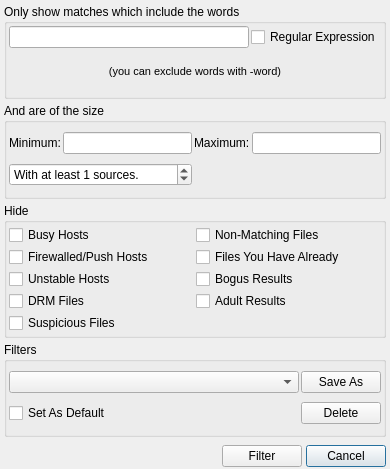
This is Quazaa/UI/dialogfiltersearch.ui in quazaa-development-team/Quazaa as Qt 5 draws it before an edit. The edited form follows.
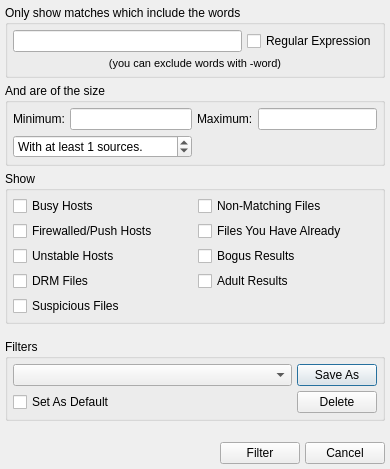
This is the edited form. Icons and pictures are not drawn.

Commit message: [Search] Finished work on DialogFilterSearch for now, although it is not able to save/load filters yet.

Patch:
```diff
--- a/Quazaa/UI/dialogfiltersearch.ui
+++ b/Quazaa/UI/dialogfiltersearch.ui
@@ -32,60 +32,23 @@
   <property name="autoFillBackground">
    <bool>true</bool>
   </property>
-  <layout class="QGridLayout" name="gridLayout_2">
-   <property name="margin">
+  <layout class="QVBoxLayout" name="verticalLayoutDialogFilterSearch">
+   <property name="leftMargin">
+    <number>0</number>
+   </property>
+   <property name="topMargin">
+    <number>0</number>
+   </property>
+   <property name="rightMargin">
+    <number>0</number>
+   </property>
+   <property name="bottomMargin">
     <number>0</number>
    </property>
    <property name="spacing">
     <number>0</number>
    </property>
-   <item row="3" column="0">
-    <layout class="QGridLayout" name="gridLayoutControlButtons">
-     <property name="leftMargin">
-      <number>4</number>
-     </property>
-     <property name="topMargin">
-      <number>4</number>
-     </property>
-     <property name="rightMargin">
-      <number>4</number>
-     </property>
-     <property name="bottomMargin">
-      <number>2</number>
-     </property>
-     <property name="spacing">
-      <number>4</number>
-     </property>
-     <item row="0" column="2">
-      <widget class="QPushButton" name="pushButtonCancel">
-       <property name="text">
-        <string>Cancel</string>
-       </property>
-      </widget>
-     </item>
-     <item row="0" column="1">
-      <widget class="QPushButton" name="pushButtonFilter">
-       <property name="text">
-        <string>Filter</string>
-       </property>
-      </widget>
-     </item>
-     <item row="0" column="0">
-      <spacer name="horizontalSpacer">
-       <property name="orientation">
-        <enum>Qt::Horizontal</enum>
-       </property>
-       <property name="sizeHint" stdset="0">
-        <size>
-         <width>40</width>
-         <height>20</height>
-        </size>
-       </property>
-      </spacer>
-     </item>
-    </layout>
-   </item>
-   <item row="0" column="0">
+   <item>
     <widget class="QFrame" name="frameBody">
      <property name="frameShape">
       <enum>QFrame::NoFrame</enum>
@@ -93,49 +56,63 @@
      <property name="frameShadow">
       <enum>QFrame::Sunken</enum>
      </property>
-     <layout class="QGridLayout" name="gridLayout_4">
-      <property name="margin">
-       <number>4</number>
+     <layout class="QGridLayout" name="gridLayoutBody">
+      <property name="leftMargin">
+       <number>5</number>
+      </property>
+      <property name="topMargin">
+       <number>5</number>
+      </property>
+      <property name="rightMargin">
+       <number>5</number>
+      </property>
+      <property name="bottomMargin">
+       <number>5</number>
       </property>
       <property name="spacing">
-       <number>4</number>
+       <number>5</number>
       </property>
       <item row="0" column="0">
        <widget class="QGroupBox" name="groupBoxWords">
         <property name="title">
          <string>Only show matches which include the words</string>
         </property>
-        <layout class="QGridLayout" name="gridLayout_3">
-         <property name="margin">
-          <number>2</number>
+        <layout class="QGridLayout" name="gridLayoutWords">
+         <property name="leftMargin">
+          <number>5</number>
+         </property>
+         <property name="topMargin">
+          <number>5</number>
+         </property>
+         <property name="rightMargin">
+          <number>5</number>
+         </property>
+         <property name="bottomMargin">
+          <number>5</number>
          </property>
          <property name="spacing">
-          <number>2</number>
+          <number>5</number>
          </property>
-         <item row="0" column="0">
-          <layout class="QGridLayout" name="gridLayoutWords">
-           <item row="0" column="1">
-            <widget class="QCheckBox" name="checkBoxRegularExpression">
-             <property name="text">
-              <string>Regular Expression</string>
-             </property>
-            </widget>
-           </item>
-           <item row="1" column="0" colspan="2">
-            <widget class="QLabel" name="labelWordsInstruction">
-             <property name="text">
-              <string>&lt;!DOCTYPE HTML PUBLIC &quot;-//W3C//DTD HTML 4.0//EN&quot; &quot;http://www.w3.org/TR/REC-html40/strict.dtd&quot;&gt;
+		 <item row="0" column="0">
+          <widget class="QLineEdit" name="lineEditWords"/>
+         </item>
+         <item row="0" column="1">
+          <widget class="QCheckBox" name="checkBoxRegularExpression">
+           <property name="text">
+            <string>Regular Expression</string>
+           </property>
+          </widget>
+         </item>
+         <item row="1" column="0" colspan="2">
+          <widget class="QLabel" name="labelWordsInstruction">
+           <property name="text">
+            <string>&lt;!DOCTYPE HTML PUBLIC &quot;-//W3C//DTD HTML 4.0//EN&quot; &quot;http://www.w3.org/TR/REC-html40/strict.dtd&quot;&gt;
 &lt;html&gt;&lt;head&gt;&lt;meta name=&quot;qrichtext&quot; content=&quot;1&quot; /&gt;&lt;style type=&quot;text/css&quot;&gt;
 p, li { white-space: pre-wrap; }
 &lt;/style&gt;&lt;/head&gt;&lt;body style=&quot; font-family:'MS Shell Dlg 2'; font-size:8.25pt; font-weight:400; font-style:normal;&quot;&gt;
 &lt;p align=&quot;center&quot; style=&quot; margin-top:0px; margin-bottom:0px; margin-left:0px; margin-right:0px; -qt-block-indent:0; text-indent:0px;&quot;&gt;&lt;span style=&quot; font-size:8pt;&quot;&gt;(you can exclude words with -word)&lt;/span&gt;&lt;/p&gt;&lt;/body&gt;&lt;/html&gt;</string>
-             </property>
-            </widget>
-           </item>
-           <item row="0" column="0">
-            <widget class="QLineEdit" name="lineEditWords"/>
-           </item>
-          </layout>
+           </property>
+          </widget>
          </item>
         </layout>
        </widget>
@@ -145,14 +122,63 @@
         <property name="title">
          <string>And are of the size</string>
         </property>
-        <layout class="QGridLayout" name="gridLayout_5">
-         <property name="margin">
-          <number>2</number>
+        <layout class="QGridLayout" name="gridLayoutSize">
+         <property name="leftMargin">
+          <number>5</number>
+         </property>
+         <property name="topMargin">
+          <number>5</number>
+         </property>
+         <property name="rightMargin">
+          <number>5</number>
+         </property>
+         <property name="bottomMargin">
+          <number>5</number>
          </property>
          <property name="spacing">
-          <number>2</number>
+          <number>5</number>
          </property>
-         <item row="2" column="0" colspan="2">
+         <item row="0" column="0">
+          <widget class="QLabel" name="labelMinimum">
+           <property name="text">
+            <string>Minimum:</string>
+           </property>
+          </widget>
+         </item>
+		 <item row="0" column="1">
+          <widget class="QLineEdit" name="lineEditMinimumSize">
+           <property name="text">
+            <string notr="true"/>
+           </property>
+           <property name="maxLength">
+            <number>21</number>
+           </property>
+           <property name="placeholderText">
+            <string notr="true"/>
+           </property>
+          </widget>
+         </item>
+         <item row="0" column="2">
+          <widget class="QLabel" name="labelMaximum">
+           <property name="text">
+            <string>Maximum:</string>
+           </property>
+          </widget>
+         </item>
+         <item row="0" column="3">
+          <widget class="QLineEdit" name="lineEditMaximumSize">
+           <property name="text">
+            <string notr="true"/>
+           </property>
+           <property name="maxLength">
+            <number>21</number>
+           </property>
+           <property name="placeholderText">
+            <string notr="true"/>
+           </property>
+          </widget>
+         </item>
+		 <item row="1" column="0" colspan="2">
           <widget class="QSpinBox" name="spinBoxMinimumSources">
            <property name="suffix">
             <string> sources.</string>
@@ -161,47 +187,36 @@
             <string>With at least </string>
            </property>
            <property name="maximum">
-            <number>256</number>
+            <number>65535</number>
            </property>
            <property name="value">
             <number>1</number>
            </property>
           </widget>
          </item>
-         <item row="1" column="1">
-          <widget class="QLineEdit" name="lineEditMinimumSize"/>
-         </item>
-         <item row="1" column="0">
-          <widget class="QLabel" name="labelMinimum">
-           <property name="text">
-            <string>Minimum:</string>
-           </property>
-          </widget>
-         </item>
-         <item row="1" column="2">
-          <widget class="QLabel" name="labelMaximum">
-           <property name="text">
-            <string>Maximum:</string>
-           </property>
-          </widget>
-         </item>
-         <item row="1" column="3">
-          <widget class="QLineEdit" name="lineEditMaximumSize"/>
-         </item>
         </layout>
        </widget>
       </item>
-      <item row="2" column="0">
+	  <item row="2" column="0">
        <widget class="QGroupBox" name="groupBoxHide">
         <property name="title">
-         <string>Hide</string>
+         <string>Show</string>
         </property>
-        <layout class="QGridLayout" name="gridLayout_6">
-         <property name="margin">
-          <number>2</number>
+        <layout class="QGridLayout" name="gridLayoutHide">
+         <property name="leftMargin">
+          <number>5</number>
+         </property>
+         <property name="topMargin">
+          <number>5</number>
+         </property>
+         <property name="rightMargin">
+          <number>5</number>
+         </property>
+         <property name="bottomMargin">
+          <number>5</number>
          </property>
          <property name="spacing">
-          <number>2</number>
+          <number>5</number>
          </property>
          <item row="0" column="0">
           <widget class="QCheckBox" name="checkBoxBusyHosts">
@@ -224,6 +239,13 @@
            </property>
           </widget>
          </item>
+         <item row="1" column="1">
+          <widget class="QCheckBox" name="checkBoxFilesAlreadyHave">
+           <property name="text">
+            <string>Files You Have Already</string>
+           </property>
+          </widget>
+         </item>
          <item row="2" column="0">
           <widget class="QCheckBox" name="checkBoxUnreachableHosts">
            <property name="text">
@@ -231,6 +253,13 @@
            </property>
           </widget>
          </item>
+		 <item row="2" column="1">
+          <widget class="QCheckBox" name="checkBoxBogusResults">
+           <property name="text">
+            <string>Bogus Results</string>
+           </property>
+          </widget>
+         </item>
          <item row="3" column="0">
           <widget class="QCheckBox" name="checkBoxDRMFiles">
            <property name="text">
@@ -238,48 +267,56 @@
            </property>
           </widget>
          </item>
+		 <item row="3" column="1">
+          <widget class="QCheckBox" name="checkBoxAdultResults">
+           <property name="text">
+            <string>Adult Results</string>
+           </property>
+          </widget>
+         </item>
          <item row="4" column="0">
           <widget class="QCheckBox" name="checkBoxSuspiciousFiles">
            <property name="text">
             <string>Suspicious Files</string>
            </property>
           </widget>
-         </item>
-         <item row="1" column="1">
-          <widget class="QCheckBox" name="checkBoxFilesAlreadyHave">
-           <property name="text">
-            <string>Files You Have Already</string>
-           </property>
-          </widget>
-         </item>
-         <item row="2" column="1">
-          <widget class="QCheckBox" name="checkBoxBogusResults">
-           <property name="text">
-            <string>Bogus Results</string>
-           </property>
-          </widget>
-         </item>
-         <item row="3" column="1">
-          <widget class="QCheckBox" name="checkBoxAdultResults">
-           <property name="text">
-            <string>Adult Results</string>
-           </property>
-          </widget>
-         </item>
+		 </item>
         </layout>
        </widget>
       </item>
       <item row="3" column="0">
+       <spacer name="verticalSpacerBody">
+        <property name="orientation">
+         <enum>Qt::Vertical</enum>
+        </property>
+        <property name="sizeHint" stdset="0">
+         <size>
+          <width>20</width>
+          <height>40</height>
+         </size>
+        </property>
+       </spacer>
+      </item>
+      <item row="4" column="0">
        <widget class="QGroupBox" name="groupBoxFilters">
         <property name="title">
          <string>Filters</string>
         </property>
-        <layout class="QGridLayout" name="gridLayout_7">
-         <property name="margin">
-          <number>2</number>
+        <layout class="QGridLayout" name="gridLayoutFilters">
+         <property name="leftMargin">
+          <number>5</number>
+         </property>
+         <property name="topMargin">
+          <number>5</number>
+         </property>
+         <property name="rightMargin">
+          <number>5</number>
+         </property>
+         <property name="bottomMargin">
+          <number>5</number>
          </property>
          <property name="spacing">
-          <number>2</number>
+          <number>5</number>
          </property>
          <item row="0" column="0">
           <widget class="QComboBox" name="comboBoxFilters">
@@ -291,13 +328,6 @@
            </property>
           </widget>
          </item>
-         <item row="1" column="0">
-          <widget class="QCheckBox" name="checkBoxSetDefault">
-           <property name="text">
-            <string>Set As Default</string>
-           </property>
-          </widget>
-         </item>
          <item row="0" column="1">
           <widget class="QPushButton" name="pushButtonSaveAs">
            <property name="text">
@@ -305,6 +335,13 @@
            </property>
           </widget>
          </item>
+         <item row="1" column="0">
+          <widget class="QCheckBox" name="checkBoxSetDefault">
+           <property name="text">
+            <string>Set As Default</string>
+           </property>
+          </widget>
+         </item>
          <item row="1" column="1">
           <widget class="QPushButton" name="pushButtonDelete">
            <property name="text">
@@ -315,9 +352,68 @@
         </layout>
        </widget>
       </item>
-     </layout>
+	 </layout>
     </widget>
    </item>
+   <item>
+    <layout class="QGridLayout" name="gridLayoutControlButtons">
+     <property name="leftMargin">
+      <number>5</number>
+     </property>
+     <property name="topMargin">
+      <number>5</number>
+     </property>
+     <property name="rightMargin">
+      <number>5</number>
+     </property>
+     <property name="bottomMargin">
+      <number>5</number>
+     </property>
+     <property name="spacing">
+      <number>5</number>
+     </property>
+	 <item row="0" column="0">
+      <spacer name="verticalSpacerControlButtons">
+       <property name="orientation">
+        <enum>Qt::Vertical</enum>
+       </property>
+       <property name="sizeHint" stdset="0">
+        <size>
+         <width>20</width>
+         <height>40</height>
+        </size>
+       </property>
+      </spacer>
+     </item>
+	 <item row="1" column="0">
+      <spacer name="horizontalSpacerControlButtons">
+       <property name="orientation">
+        <enum>Qt::Horizontal</enum>
+       </property>
+       <property name="sizeHint" stdset="0">
+        <size>
+         <width>40</width>
+         <height>20</height>
+        </size>
+       </property>
+      </spacer>
+     </item>
+     <item row="1" column="1">
+      <widget class="QPushButton" name="pushButtonFilter">
+       <property name="text">
+        <string>Filter</string>
+       </property>
+      </widget>
+     </item>
+     <item row="1" column="2">
+      <widget class="QPushButton" name="pushButtonCancel">
+       <property name="text">
+        <string>Cancel</string>
+       </property>
+      </widget>
+     </item>
+    </layout>
+   </item>
   </layout>
  </widget>
  <resources>
```
Left out of the diff: 2 changed lines with no effect on the pictures. The commit also changes 11 other files.
